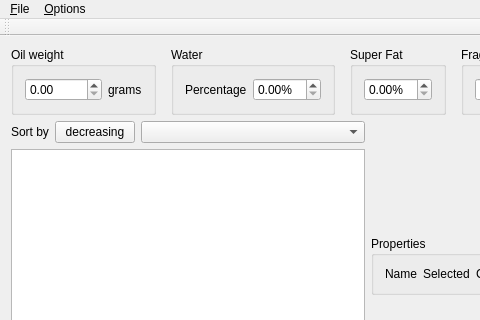
First picture: the form in mainwindow.ui, repository Cat-Ion/soap, before the edit; both pictures show x 0 to 480 and y 0 to 320 of the 792 by 624 pixel window.
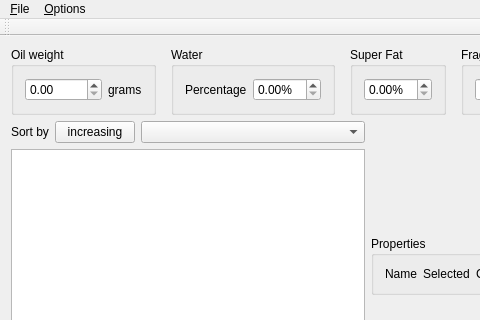
Second picture: the form after the edit.

Commit message: Fix initial button label

The edit to the form file:
```diff
--- a/mainwindow.ui
+++ b/mainwindow.ui
@@ -180,7 +180,7 @@
                  </sizepolicy>
                 </property>
                 <property name="text">
-                 <string>decreasing</string>
+                 <string>increasing</string>
                 </property>
                </widget>
               </item>
```
